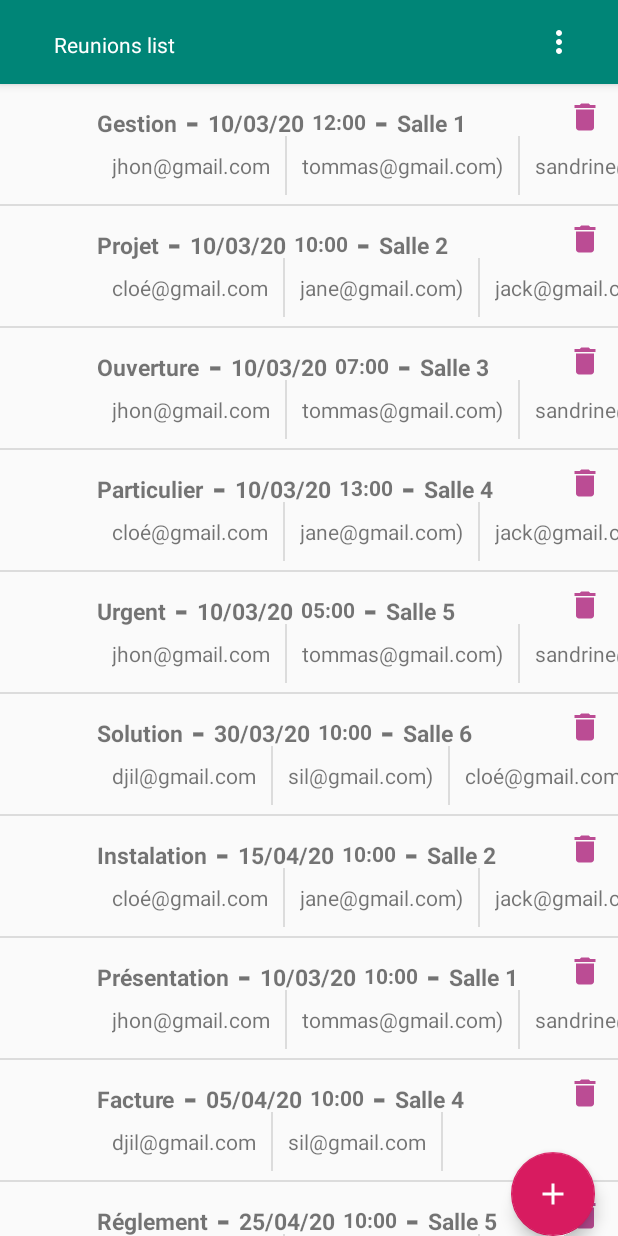
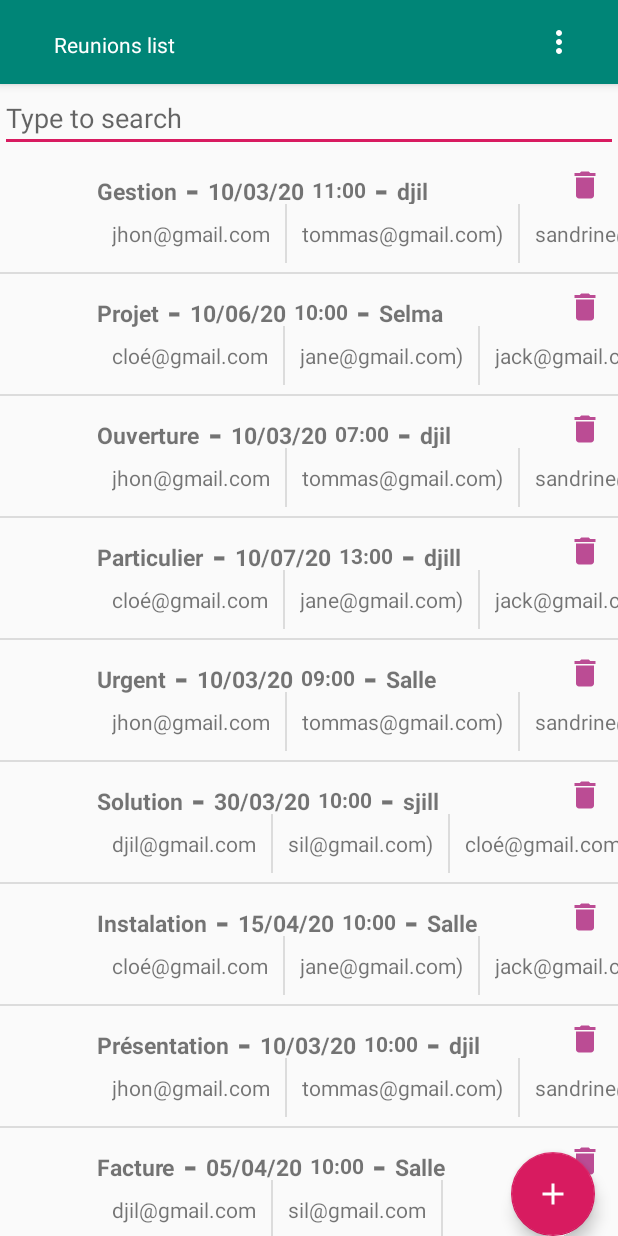
Before and after one commit to rafilcode99/MareunionFinal, an Android app: the screen it shows after launch (MainActivity), on a phone screen of 412 x 824 dp. Run offline under Robolectric (Android 15) with nearby library versions, the phone set to English and light mode, and no system bars; our stand-ins replace EventBus; libraries missing offline, so code that uses them is left out: com.amulyakhare.textdrawable; 4 statements that could not run were skipped.

```diff
--- a/app/src/main/java/com/example/mareunion/Controler/AddReunionFragment.java
+++ b/app/src/main/java/com/example/mareunion/Controler/AddReunionFragment.java
@@ -285,7 +285,7 @@ public class AddReunionFragment extends DialogFragment {
         if (!validateSubject() | !validateDate()|!validateTime() | !validateEmails() |!validateLocation()){
             return;
         }else {
-            Reunion newReunion = new Reunion(mDateInput.getText().toString()+ ",", mTimeInput.getText().toString() ,mLocationInput.getEditText().getText().toString(), mSubjectInput.getEditText().getText().toString(), mParticipants);
+            Reunion newReunion = new Reunion(mDateInput.getText().toString(), mTimeInput.getText().toString() ,mLocationInput.getEditText().getText().toString(), mSubjectInput.getEditText().getText().toString(), mParticipants);
             EventBus.getDefault().post(new CreateReunionEvent(newReunion));
 
             dismiss();
--- a/app/src/main/java/com/example/mareunion/Controler/MainActivity.java
+++ b/app/src/main/java/com/example/mareunion/Controler/MainActivity.java
@@ -1,8 +1,16 @@
 package com.example.mareunion.Controler;
+import android.annotation.SuppressLint;
 import android.os.Bundle;
+import android.text.Editable;
+import android.text.TextWatcher;
 import android.util.Log;
+import android.view.Menu;
+import android.view.MenuInflater;
+import android.view.MenuItem;
 import android.view.View;
+import android.widget.EditText;
 import android.widget.ImageButton;
+import android.widget.SearchView;
 
 import androidx.appcompat.app.AppCompatActivity;
 import androidx.fragment.app.DialogFragment;
@@ -24,13 +32,20 @@ import java.util.Collections;
 import java.util.List;
 
 
-public class MainActivity extends AppCompatActivity {
+public class MainActivity extends AppCompatActivity implements TextWatcher{
     private RecyclerView myRecyclerView;
     private List<Reunion> mReunionsList;
     private ReunionApiService mApiService;
 
     private FloatingActionButton mAddButton;
     private ImageButton sortButton;
+
+    private EditText mSearchBar;
+
+
+
+
+
 
 
 
@@ -39,7 +54,6 @@ public class MainActivity extends AppCompatActivity {
         super.onCreate(savedInstanceState);
         setContentView(R.layout.activity_main);
         mApiService = DI.getReunionApiService();
-
         myRecyclerView = findViewById(R.id.reunion_recyclerview1);
         myRecyclerView.setLayoutManager(new LinearLayoutManager(this));
         myRecyclerView.addItemDecoration(new DividerItemDecoration(this, DividerItemDecoration.VERTICAL));
@@ -70,12 +84,19 @@ public class MainActivity extends AppCompatActivity {
             }
         });
 
+        mSearchBar = findViewById(R.id.search_input);
+        mSearchBar.addTextChangedListener(this);
+
+
+
+
 
     }
     public void initList(){
         mReunionsList = mApiService.getReunions();
-        //adapter = new ReunionsListRecyclerViewAdapter((ArrayList<Reunion>) mReunionsList);
-        myRecyclerView.setAdapter(new ReunionsListRecyclerViewAdapter((ArrayList<Reunion>) mReunionsList));
+        ReunionsListRecyclerViewAdapter adapter = new ReunionsListRecyclerViewAdapter((ArrayList<Reunion>) mReunionsList);
+        myRecyclerView.setAdapter(adapter);
+
     }
 
 
@@ -110,4 +131,22 @@ public class MainActivity extends AppCompatActivity {
         mApiService.createReunion(event.mReunion);
         initList();
     }
+
+
+    @Override
+    public void beforeTextChanged(CharSequence s, int start, int count, int after) {
+
+    }
+
+    @Override
+    public void onTextChanged(CharSequence s, int start, int before, int count) {
+        ReunionsListRecyclerViewAdapter adapter = new ReunionsListRecyclerViewAdapter((ArrayList<Reunion>) mReunionsList);
+        adapter.getFilter().filter(s);
+
+    }
+
+    @Override
+    public void afterTextChanged(Editable s) {
+
+    }
 }
--- a/app/src/main/java/com/example/mareunion/Model/Reunion.java
+++ b/app/src/main/java/com/example/mareunion/Model/Reunion.java
@@ -33,7 +33,7 @@ public class Reunion {
   public static final Comparator<Reunion> byDate  = new Comparator<Reunion>() {
     @Override
     public int compare(Reunion r1, Reunion r2) {
-      SimpleDateFormat mSimpleDateFormat = new SimpleDateFormat("dd/MM/yyyy hh:mm:ss", Locale.FRANCE);
+      SimpleDateFormat mSimpleDateFormat = new SimpleDateFormat("dd/MM/yy hh:mm", Locale.FRANCE);
       String dateStr1 = (r1.getDate().toString()+ " " + r1.getTime().toString()).toString() ;
       String dateStr2 = (r2.getDate().toString()+ " " + r2.getTime().toString()).toString() ;
 
--- a/app/src/main/java/com/example/mareunion/Service/FakeReunionsGenerator.java
+++ b/app/src/main/java/com/example/mareunion/Service/FakeReunionsGenerator.java
@@ -9,17 +9,17 @@ import java.util.List;
 public abstract class FakeReunionsGenerator  {
 
     public static List<Reunion> FAKE_REUNIONS = Arrays.asList(
-            new Reunion("10/03/20", "12:00", "Salle 1", "Gestion", new ArrayList(Arrays.asList("jhon@gmail.com","tommas@gmail.com)","sandrine@gmail.com")) ),
-            new Reunion("10/03/20", "10:00", "Salle 2", "Projet", new ArrayList(Arrays.asList("cloé@gmail.com","jane@gmail.com)", "jack@gmail.com")) ),
-            new Reunion("10/03/20", "07:00", "Salle 3", "Ouverture", new ArrayList(Arrays.asList("jhon@gmail.com","tommas@gmail.com)","sandrine@gmail.com")) ),
-            new Reunion("10/03/20", "13:00", "Salle 4", "Particulier", new ArrayList(Arrays.asList("cloé@gmail.com","jane@gmail.com)", "jack@gmail.com")) ),
-            new Reunion("10/03/20", "05:00", "Salle 5", "Urgent", new ArrayList(Arrays.asList("jhon@gmail.com","tommas@gmail.com)","sandrine@gmail.com")) ),
-            new Reunion("30/03/20", "10:00", "Salle 6", "Solution", new ArrayList(Arrays.asList("djil@gmail.com","sil@gmail.com)","cloé@gmail.com")) ),
-            new Reunion("15/04/20", "10:00", "Salle 2", "Instalation", new ArrayList(Arrays.asList("cloé@gmail.com","jane@gmail.com)", "jack@gmail.com")) ),
-            new Reunion("10/03/20", "10:00", "Salle 1", "Présentation", new ArrayList(Arrays.asList("jhon@gmail.com","tommas@gmail.com)","sandrine@gmail.com")) ),
-            new Reunion("05/04/20", "10:00", "Salle 4", "Facture", new ArrayList(Arrays.asList("djil@gmail.com","sil@gmail.com")) ),
-            new Reunion("25/04/20", "10:00", "Salle 5", "Réglement", new ArrayList(Arrays.asList("cloé@gmail.com","jane@gmail.com)", "jack@gmail.com")) ),
-            new Reunion("20/04/20", "10:00", "Salle 3", "Conflit", new ArrayList(Arrays.asList("jhon@gmail.com","tommas@gmail.com)","sandrine@gmail.com")) )
+            new Reunion("10/03/20", "11:00", "djil", "Gestion", new ArrayList(Arrays.asList("jhon@gmail.com","tommas@gmail.com)","sandrine@gmail.com")) ),
+            new Reunion("10/06/20", "10:00", "Selma", "Projet", new ArrayList(Arrays.asList("cloé@gmail.com","jane@gmail.com)", "jack@gmail.com")) ),
+            new Reunion("10/03/20", "07:00", "djil", "Ouverture", new ArrayList(Arrays.asList("jhon@gmail.com","tommas@gmail.com)","sandrine@gmail.com")) ),
+            new Reunion("10/07/20", "13:00", "djill", "Particulier", new ArrayList(Arrays.asList("cloé@gmail.com","jane@gmail.com)", "jack@gmail.com")) ),
+            new Reunion("10/03/20", "09:00", "Salle", "Urgent", new ArrayList(Arrays.asList("jhon@gmail.com","tommas@gmail.com)","sandrine@gmail.com")) ),
+            new Reunion("30/03/20", "10:00", "sjill", "Solution", new ArrayList(Arrays.asList("djil@gmail.com","sil@gmail.com)","cloé@gmail.com")) ),
+            new Reunion("15/04/20", "10:00", "Salle", "Instalation", new ArrayList(Arrays.asList("cloé@gmail.com","jane@gmail.com)", "jack@gmail.com")) ),
+            new Reunion("10/03/20", "10:00", "djil", "Présentation", new ArrayList(Arrays.asList("jhon@gmail.com","tommas@gmail.com)","sandrine@gmail.com")) ),
+            new Reunion("05/04/20", "10:00", "Salle", "Facture", new ArrayList(Arrays.asList("djil@gmail.com","sil@gmail.com")) ),
+            new Reunion("10/03/20", "09:30", "djil", "Réglement", new ArrayList(Arrays.asList("cloé@gmail.com","jane@gmail.com)", "jack@gmail.com")) ),
+            new Reunion("20/04/20", "10:00", "Salle", "Conflit", new ArrayList(Arrays.asList("jhon@gmail.com","tommas@gmail.com)","sandrine@gmail.com")) )
     );
 
 static List<Reunion> generateFakeReunions(){return new ArrayList<>(FAKE_REUNIONS);}
--- a/app/src/main/res/layout/activity_main.xml
+++ b/app/src/main/res/layout/activity_main.xml
@@ -34,12 +34,23 @@
             android:src="@drawable/ic_more_vert_black_24dp"></ImageButton>
     </androidx.appcompat.widget.Toolbar>
 
+    <EditText
+        android:id="@+id/search_input"
+        android:layout_width="match_parent"
+        android:layout_height="wrap_content"
+        android:layout_below="@+id/Toolbar"
+        android:layout_alignParentStart="true"
+        android:layout_alignParentEnd="true"
+        android:layout_marginStart="0dp"
+        android:layout_marginEnd="0dp"
+        android:hint="Type to search"></EditText>
+
 
     <androidx.recyclerview.widget.RecyclerView
         android:id="@+id/reunion_recyclerview1"
         android:layout_width="wrap_content"
         android:layout_height="wrap_content"
-        android:layout_below="@+id/Toolbar"
+        android:layout_below="@+id/search_input"
         android:layout_alignParentEnd="true"
         app:layoutManager="androidx.recyclerview.widget.LinearLayoutManager"
         app:layout_constraintStart_toStartOf="parent"
```
Also changed, not shown: app/src/main/java/com/example/mareunion/Controler/ReunionsListRecyclerViewAdapter.java (+41 -2 lines), app/src/main/res/drawable/ic_search_black_24dp.xml (added, +9 -0 lines).
